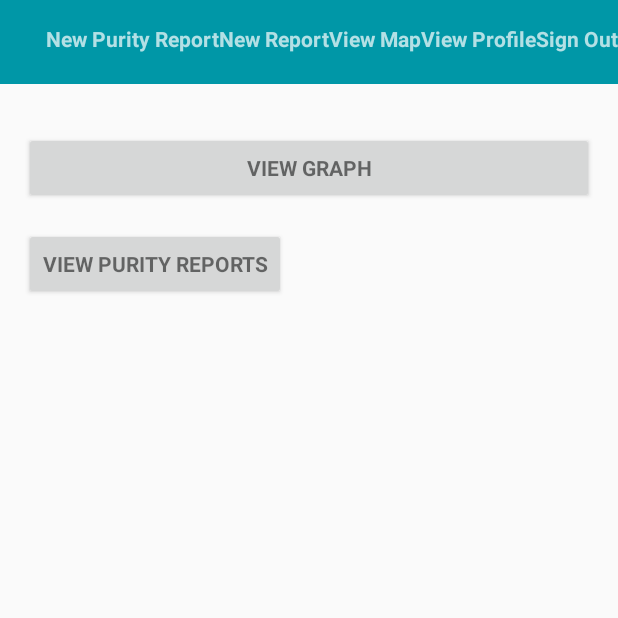
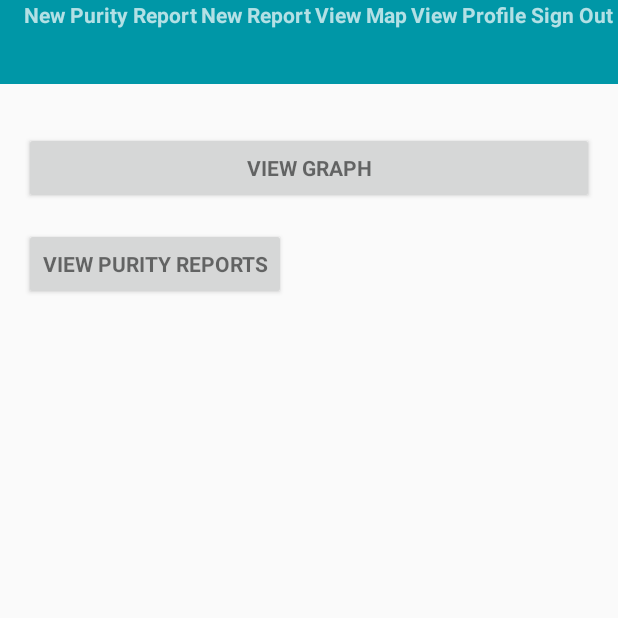
Before and after one commit to pulkitgupta1217/CS2340, an Android app: the MainActivity screen opened directly, with no data from a screen before it, on a phone screen of 412 x 824 dp, the top half of it. Run offline under Robolectric (Android 15) with nearby library versions, the light colour scheme and no system bars; our stand-ins replace Firebase (no records; nobody signed in at launch, a user with empty details on screens opened directly); libraries missing offline, so code that uses them is left out: com.jjoe64.graphview; 3 statements that could not run were skipped.

Commit message:
trying to fix spacing in nav bar and visibility of buttons dependent on user type

```diff
--- a/C++urry/WaterNet/app/src/main/java/com/cs2340/WaterNet/Controller/MainActivity.java
+++ b/C++urry/WaterNet/app/src/main/java/com/cs2340/WaterNet/Controller/MainActivity.java
@@ -140,12 +140,12 @@ public class MainActivity extends AppCompatActivity {
 
         //TODO: should this be user?
         if (Facade.getCurrUser().getUserType() != UserType.MANAGER) {
-            viewPurityReports.setVisibility(View.INVISIBLE);
-            viewGraphBtn.setVisibility(View.INVISIBLE);
+            viewPurityReports.setVisibility(View.GONE);
+            viewGraphBtn.setVisibility(View.GONE);
         }
 
         if (Facade.getCurrUser().getUserType() == UserType.USER) {
-            gotoCreatePurityReportBtn.setVisibility(View.INVISIBLE);
+            gotoCreatePurityReportBtn.setVisibility(View.GONE);
         }
 
         recycler = (RecyclerView) findViewById(R.id.ReportRecyclerView);
--- a/C++urry/WaterNet/app/src/main/res/layout/activity_main.xml
+++ b/C++urry/WaterNet/app/src/main/res/layout/activity_main.xml
@@ -32,39 +32,40 @@
                     android:id="@+id/create_purity_report_btn"
                     android:layout_width="wrap_content"
                     android:layout_height="wrap_content"
-                    android:layout_marginTop="16dp"
+                    android:layout_weight="1"
                     android:text="@string/New_Purity_Report"
                     android:textStyle="bold" />
+
 
                 <TextView
                     android:id="@+id/create_report_btn"
                     android:layout_width="wrap_content"
                     android:layout_height="wrap_content"
-                    android:layout_marginTop="16dp"
+                    android:layout_weight="1"
                     android:text="@string/new_report"
                     android:textStyle="bold" />
 
                 <TextView
                     android:id="@+id/view_map"
                     android:layout_width="wrap_content"
+                    android:layout_weight="1"
                     android:layout_height="wrap_content"
-                    android:layout_marginTop="16dp"
                     android:text="@string/view_map"
                     android:textStyle="bold" />
 
                 <TextView
                     android:id="@+id/view_profile"
                     android:layout_width="wrap_content"
+                    android:layout_weight="1"
                     android:layout_height="wrap_content"
-                    android:layout_marginTop="16dp"
-                    android:text="@string/view_profile"
+                     android:text="@string/view_profile"
                     android:textStyle="bold" />
 
                 <TextView
                     android:id="@+id/sign_out"
                     android:layout_width="wrap_content"
+                    android:layout_weight="1"
                     android:layout_height="wrap_content"
-                    android:layout_marginTop="16dp"
                     android:text="@string/btn_sign_out"
                     android:textStyle="bold" />
 
--- a/C++urry/WaterNet/app/src/main/res/layout/activity_reset_password.xml
+++ b/C++urry/WaterNet/app/src/main/res/layout/activity_reset_password.xml
@@ -4,6 +4,7 @@
     android:layout_width="match_parent"
     android:layout_height="match_parent"
     android:layout_gravity="center"
+    android:background="@color/colorPrimary"
     android:fitsSystemWindows="true"
     tools:context=".Controller.LoginActivity">
 
```
